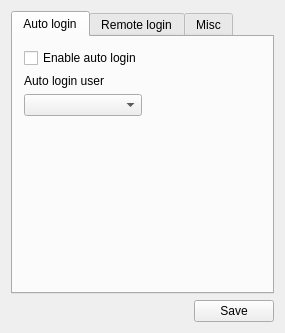
Above: src-qt4/pc-dmconf/mainwindow.ui from trueos/pcbsd before the change. Below: the same form after it.
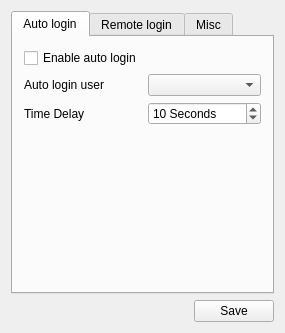
That is the form after the change. Icons and pictures are not drawn.

Commit message: Update the pc-dmconf to reflect the ability to add an auto-login delay timer now

What changed in the file:
```diff
--- a/src-qt4/pc-dmconf/mainwindow.ui
+++ b/src-qt4/pc-dmconf/mainwindow.ui
@@ -29,6 +29,26 @@
         <string>Auto login</string>
        </attribute>
        <layout class="QGridLayout" name="gridLayout_2">
+        <item row="4" column="0">
+         <widget class="QLabel" name="label_2">
+          <property name="text">
+           <string>Time Delay</string>
+          </property>
+         </widget>
+        </item>
+        <item row="4" column="1">
+         <widget class="QSpinBox" name="spin_autoLogDelay">
+          <property name="suffix">
+           <string> Seconds</string>
+          </property>
+          <property name="maximum">
+           <number>120</number>
+          </property>
+          <property name="value">
+           <number>10</number>
+          </property>
+         </widget>
+        </item>
         <item row="0" column="0">
          <widget class="QCheckBox" name="AutoLoginEnabledCB">
           <property name="text">
@@ -36,42 +56,6 @@
           </property>
          </widget>
         </item>
-        <item row="1" column="0">
-         <widget class="QLabel" name="label">
-          <property name="text">
-           <string>Auto login user</string>
-          </property>
-         </widget>
-        </item>
-        <item row="2" column="0">
-         <widget class="QComboBox" name="UsersList"/>
-        </item>
-        <item row="2" column="1">
-         <spacer name="horizontalSpacer_2">
-          <property name="orientation">
-           <enum>Qt::Horizontal</enum>
-          </property>
-          <property name="sizeHint" stdset="0">
-           <size>
-            <width>123</width>
-            <height>20</height>
-           </size>
-          </property>
-         </spacer>
-        </item>
-        <item row="3" column="1" rowspan="2">
-         <spacer name="horizontalSpacer_3">
-          <property name="orientation">
-           <enum>Qt::Horizontal</enum>
-          </property>
-          <property name="sizeHint" stdset="0">
-           <size>
-            <width>123</width>
-            <height>20</height>
-           </size>
-          </property>
-         </spacer>
-        </item>
         <item row="5" column="0">
          <spacer name="verticalSpacer">
           <property name="orientation">
@@ -85,6 +69,29 @@
           </property>
          </spacer>
         </item>
+        <item row="3" column="1">
+         <widget class="QComboBox" name="UsersList"/>
+        </item>
+        <item row="3" column="0">
+         <widget class="QLabel" name="label">
+          <property name="text">
+           <string>Auto login user</string>
+          </property>
+         </widget>
+        </item>
+        <item row="5" column="1">
+         <spacer name="horizontalSpacer_2">
+          <property name="orientation">
+           <enum>Qt::Horizontal</enum>
+          </property>
+          <property name="sizeHint" stdset="0">
+           <size>
+            <width>123</width>
+            <height>20</height>
+           </size>
+          </property>
+         </spacer>
+        </item>
        </layout>
       </widget>
       <widget class="QWidget" name="tab_2">
```
The commit also changes 1 other file.
